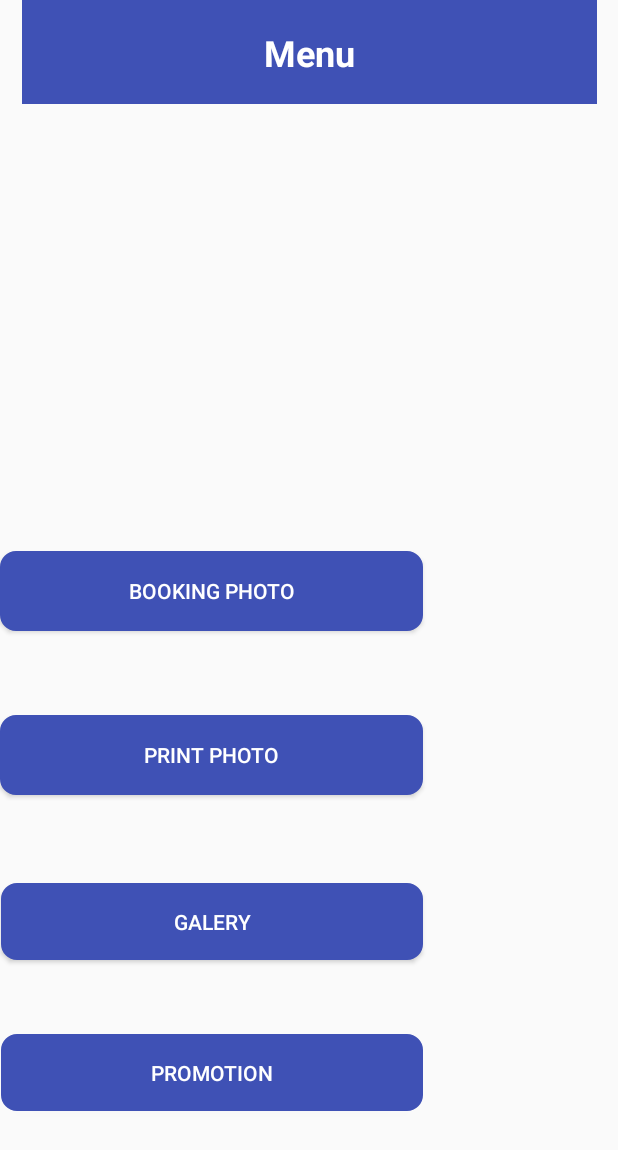
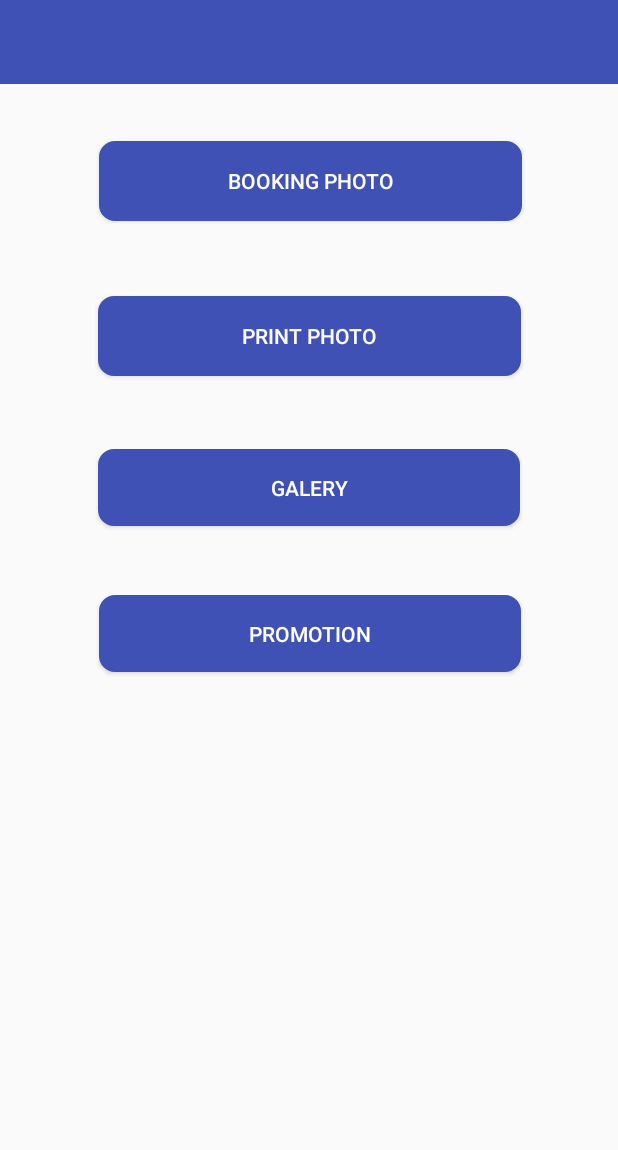
Before and after one commit to ahsanulmarom/MyStudio, an Android app: the layout activity_menu.xml on its own in the app's theme, with its tools: preview values and no code run, on a phone screen of 412 x 824 dp. Shown: the top 1150 px of the screen. Run offline under Robolectric (Android 15) with nearby library versions, the phone set to English and light mode, and no system bars.

Commit message:
menu edited

```diff
--- /dev/null
+++ b/app/src/main/res/drawable-v21/ic_menu_camera.xml
@@ -0,0 +1,12 @@
+<vector xmlns:android="http://schemas.android.com/apk/res/android"
+    android:width="24dp"
+    android:height="24dp"
+    android:viewportHeight="24.0"
+    android:viewportWidth="24.0">
+    <path
+        android:fillColor="#FF000000"
+        android:pathData="M12,12m-3.2,0a3.2,3.2 0,1 1,6.4 0a3.2,3.2 0,1 1,-6.4 0" />
+    <path
+        android:fillColor="#FF000000"
+        android:pathData="M9,2L7.17,4H4c-1.1,0 -2,0.9 -2,2v12c0,1.1 0.9,2 2,2h16c1.1,0 2,-0.9 2,-2V6c0,-1.1 -0.9,-2 -2,-2h-3.17L15,2H9zm3,15c-2.76,0 -5,-2.24 -5,-5s2.24,-5 5,-5 5,2.24 5,5 -2.24,5 -5,5z" />
+</vector>
--- /dev/null
+++ b/app/src/main/res/drawable-v21/ic_menu_gallery.xml
@@ -0,0 +1,9 @@
+<vector xmlns:android="http://schemas.android.com/apk/res/android"
+    android:width="24dp"
+    android:height="24dp"
+    android:viewportHeight="24.0"
+    android:viewportWidth="24.0">
+    <path
+        android:fillColor="#FF000000"
+        android:pathData="M22,16V4c0,-1.1 -0.9,-2 -2,-2H8c-1.1,0 -2,0.9 -2,2v12c0,1.1 0.9,2 2,2h12c1.1,0 2,-0.9 2,-2zm-11,-4l2.03,2.71L16,11l4,5H8l3,-4zM2,6v14c0,1.1 0.9,2 2,2h14v-2H4V6H2z" />
+</vector>
--- /dev/null
+++ b/app/src/main/res/drawable-v21/ic_menu_manage.xml
@@ -0,0 +1,9 @@
+<vector xmlns:android="http://schemas.android.com/apk/res/android"
+    android:width="24dp"
+    android:height="24dp"
+    android:viewportHeight="24.0"
+    android:viewportWidth="24.0">
+    <path
+        android:fillColor="#FF000000"
+        android:pathData="M22.7,19l-9.1,-9.1c0.9,-2.3 0.4,-5 -1.5,-6.9 -2,-2 -5,-2.4 -7.4,-1.3L9,6 6,9 1.6,4.7C0.4,7.1 0.9,10.1 2.9,12.1c1.9,1.9 4.6,2.4 6.9,1.5l9.1,9.1c0.4,0.4 1,0.4 1.4,0l2.3,-2.3c0.5,-0.4 0.5,-1.1 0.1,-1.4z" />
+</vector>
--- /dev/null
+++ b/app/src/main/res/drawable-v21/ic_menu_send.xml
@@ -0,0 +1,9 @@
+<vector xmlns:android="http://schemas.android.com/apk/res/android"
+    android:width="24dp"
+    android:height="24dp"
+    android:viewportHeight="24.0"
+    android:viewportWidth="24.0">
+    <path
+        android:fillColor="#FF000000"
+        android:pathData="M2.01,21L23,12 2.01,3 2,10l15,2 -15,2z" />
+</vector>
--- /dev/null
+++ b/app/src/main/res/drawable-v21/ic_menu_share.xml
@@ -0,0 +1,9 @@
+<vector xmlns:android="http://schemas.android.com/apk/res/android"
+    android:width="24dp"
+    android:height="24dp"
+    android:viewportHeight="24.0"
+    android:viewportWidth="24.0">
+    <path
+        android:fillColor="#FF000000"
+        android:pathData="M18,16.08c-0.76,0 -1.44,0.3 -1.96,0.77L8.91,12.7c0.05,-0.23 0.09,-0.46 0.09,-0.7s-0.04,-0.47 -0.09,-0.7l7.05,-4.11c0.54,0.5 1.25,0.81 2.04,0.81 1.66,0 3,-1.34 3,-3s-1.34,-3 -3,-3 -3,1.34 -3,3c0,0.24 0.04,0.47 0.09,0.7L8.04,9.81C7.5,9.31 6.79,9 6,9c-1.66,0 -3,1.34 -3,3s1.34,3 3,3c0.79,0 1.5,-0.31 2.04,-0.81l7.12,4.16c-0.05,0.21 -0.08,0.43 -0.08,0.65 0,1.61 1.31,2.92 2.92,2.92 1.61,0 2.92,-1.31 2.92,-2.92s-1.31,-2.92 -2.92,-2.92z" />
+</vector>
--- a/app/src/main/res/layout/activity_menu.xml
+++ b/app/src/main/res/layout/activity_menu.xml
@@ -1,10 +1,22 @@
-<?xml version="1.0" encoding="utf-8"?>
-<android.support.constraint.ConstraintLayout xmlns:android="http://schemas.android.com/apk/res/android"
+<android.support.v4.widget.DrawerLayout
+    xmlns:android="http://schemas.android.com/apk/res/android"
     xmlns:app="http://schemas.android.com/apk/res-auto"
     xmlns:tools="http://schemas.android.com/tools"
+    android:id="@+id/drawer"
     android:layout_width="match_parent"
-    android:layout_height="match_parent" >
+    android:layout_height="match_parent"
+    android:fitsSystemWindows="true"
+    tools:context=".Menu">
 
+    <RelativeLayout
+        android:layout_width="match_parent"
+        android:layout_height="match_parent"
+        android:measureWithLargestChild="false"
+        android:orientation="vertical">
+
+        <include
+            android:id="@+id/toolbar"
+            layout="@layout/layout_toolbar" />
         <Button
             android:id="@+id/menu_galery"
             android:layout_width="281dp"
@@ -22,17 +34,15 @@
             app:layout_constraintHorizontal_bias="1.0"
             tools:layout_constraintLeft_creator="1"
             tools:layout_constraintTop_creator="1"
-        android:layout_marginTop="8dp"
-        android:layout_marginBottom="184dp"
-        app:layout_constraintTop_toBottomOf="@+id/login_btnLogin" />
+            app:layout_constraintTop_toBottomOf="@+id/menu_print"
+            android:layout_marginTop="102dp"
+            android:layout_alignTop="@+id/menu_print"
+            android:layout_centerHorizontal="true" />
 
         <Button
             android:id="@+id/menu_booking"
             android:layout_width="282dp"
             android:layout_height="53dp"
-        android:layout_marginBottom="403dp"
-        android:layout_marginEnd="48dp"
-        android:layout_marginStart="48dp"
             android:background="@drawable/roundbtn"
             android:backgroundTint="@color/colorPrimary"
             android:text="Booking Photo"
@@ -42,7 +52,10 @@
             tools:layout_constraintLeft_creator="1"
             tools:layout_constraintRight_creator="1"
             tools:layout_constraintTop_creator="1"
-        tools:layout_editor_absoluteX="51dp" />
+            tools:layout_editor_absoluteX="51dp"
+            android:layout_marginTop="38dp"
+            android:layout_below="@+id/toolbar"
+            android:layout_alignStart="@+id/menu_promotion" />
 
         <Button
             android:id="@+id/menu_promotion"
@@ -61,17 +74,15 @@
             app:layout_constraintHorizontal_bias="1.0"
             tools:layout_constraintLeft_creator="1"
             tools:layout_constraintTop_creator="1"
-        android:layout_marginTop="8dp"
-        android:layout_marginBottom="73dp"
-        app:layout_constraintTop_toBottomOf="@+id/menu_galery" />
+            app:layout_constraintTop_toBottomOf="@+id/menu_galery"
+            android:layout_marginTop="46dp"
+            android:layout_below="@+id/menu_galery"
+            android:layout_alignEnd="@+id/menu_print" />
 
         <Button
             android:id="@+id/menu_print"
             android:layout_width="282dp"
             android:layout_height="53dp"
-        android:layout_marginBottom="294dp"
-        android:layout_marginEnd="48dp"
-        android:layout_marginStart="48dp"
             android:background="@drawable/roundbtn"
             android:backgroundTint="@color/colorPrimary"
             android:text="Print Photo"
@@ -81,41 +92,18 @@
             tools:layout_constraintLeft_creator="1"
             tools:layout_constraintRight_creator="1"
             tools:layout_constraintTop_creator="1"
-        tools:layout_editor_absoluteX="51dp" />
+            tools:layout_editor_absoluteX="51dp"
+            android:layout_marginTop="103dp"
+            android:layout_alignTop="@+id/menu_booking"
+            android:layout_alignStart="@+id/menu_galery" />
 
-    <android.support.v7.widget.Toolbar
-        android:id="@+id/toolbar2"
-        android:layout_width="383dp"
-        android:layout_height="69dp"
-        android:background="?attr/colorPrimary"
-        android:minHeight="?attr/actionBarSize"
-        android:theme="?attr/actionBarTheme"
-        app:layout_constraintTop_toTopOf="parent"
-        android:layout_marginTop="0dp"
-        android:layout_marginLeft="0dp"
-        app:layout_constraintLeft_toLeftOf="parent"
-        android:layout_marginRight="0dp"
-        app:layout_constraintRight_toRightOf="parent"
+    </RelativeLayout>
 
-
-        />
-
-    <TextView
-        android:id="@+id/textView7"
+    <android.support.design.widget.NavigationView
+        android:id="@+id/navigation_view"
         android:layout_width="wrap_content"
-        android:layout_height="wrap_content"
-        android:layout_marginBottom="8dp"
-        android:layout_marginLeft="8dp"
-        android:layout_marginRight="8dp"
-        android:layout_marginTop="8dp"
-        android:text="Menu"
-        android:textColor="@android:color/white"
-        android:textSize="24sp"
-        android:textStyle="bold"
-        app:layout_constraintBottom_toBottomOf="@+id/toolbar2"
-        app:layout_constraintLeft_toLeftOf="@+id/toolbar2"
-        app:layout_constraintRight_toRightOf="@+id/toolbar2"
-        app:layout_constraintTop_toTopOf="@+id/toolbar2" />
-
-
-</android.support.constraint.ConstraintLayout>
+        android:layout_height="match_parent"
+        android:layout_gravity="start"
+        app:headerLayout="@layout/layout_header"
+        app:menu="@menu/item_navigation" />
+    </android.support.v4.widget.DrawerLayout>
--- /dev/null
+++ b/app/src/main/res/layout/layout_toolbar.xml
@@ -0,0 +1,8 @@
+<?xml version="1.0" encoding="utf-8"?>
+<android.support.v7.widget.Toolbar
+    xmlns:android="http://schemas.android.com/apk/res/android"
+    android:layout_width="match_parent"
+    android:layout_height="wrap_content"
+    android:background="@color/colorPrimary"
+    android:theme="@style/ThemeOverlay.AppCompat">
+    </android.support.v7.widget.Toolbar>
--- /dev/null
+++ b/app/src/main/res/menu/item_navigation.xml
@@ -0,0 +1,37 @@
+<?xml version="1.0" encoding="utf-8"?>
+<menu xmlns:android="http://schemas.android.com/apk/res/android">
+    <group android:checkableBehavior="all">
+        <item
+            android:id="@+id/navigation1"
+            android:checked="false"
+            android:icon="@drawable/ic_menu_camera"
+            android:title="@string/navigation_view_item_1" />
+        <item
+            android:id="@+id/navigation2"
+            android:checked="false"
+            android:icon="@drawable/ic_menu_gallery"
+            android:title="@string/navigation_view_item_2" />
+        <item
+            android:id="@+id/navigation3"
+            android:checked="false"
+            android:icon="@drawable/ic_menu_send"
+            android:title="@string/navigation_view_item_3" />
+    </group>
+
+    <item
+        android:id="@+id/navigasi_kategori_2"
+        android:title="@string/navigasi_kategori_2" >
+    <menu>
+        <item
+            android:id="@+id/navigation4"
+            android:checked="false"
+            android:icon="@drawable/ic_menu_manage"
+            android:title="@string/navigation_view_item_4" />
+        <item
+            android:id="@+id/navigation5"
+            android:checked="false"
+            android:icon="@drawable/ic_menu_share"
+            android:title="@string/navigation_view_item_5" />
+    </menu>
+    </item>
+    </menu>
--- a/app/src/main/res/values/dimens.xml
+++ b/app/src/main/res/values/dimens.xml
@@ -2,4 +2,7 @@
     <!-- Default screen margins, per the Android Design guidelines. -->
     <dimen name="activity_horizontal_margin">16dp</dimen>
     <dimen name="activity_vertical_margin">16dp</dimen>
+    <dimen name="nav_header_vertical_spacing">16dp</dimen>
+    <dimen name="nav_header_height">160dp</dimen>
+    <dimen name="fab_margin">16dp</dimen>
 </resources>
--- /dev/null
+++ b/app/src/main/res/values/drawables.xml
@@ -0,0 +1,8 @@
+<resources xmlns:android="http://schemas.android.com/apk/res/android">
+    <item name="ic_menu_camera" type="drawable">@android:drawable/ic_menu_camera</item>
+    <item name="ic_menu_gallery" type="drawable">@android:drawable/ic_menu_gallery</item>
+    <item name="ic_menu_slideshow" type="drawable">@android:drawable/ic_menu_slideshow</item>
+    <item name="ic_menu_manage" type="drawable">@android:drawable/ic_menu_manage</item>
+    <item name="ic_menu_share" type="drawable">@android:drawable/ic_menu_share</item>
+    <item name="ic_menu_send" type="drawable">@android:drawable/ic_menu_send</item>
+</resources>
--- a/app/src/main/res/values/strings.xml
+++ b/app/src/main/res/values/strings.xml
@@ -14,4 +14,18 @@
     <string name="permission_rationale">"Contacts permissions are needed for providing email
         completions."
     </string>
+    <string name="title_activity_menu">activity_menu</string>
+
+    <string name="navigation_drawer_open">Open navigation drawer</string>
+    <string name="navigation_drawer_close">Close navigation drawer</string>
+
+    <string name="action_settings">Settings</string>
+            <string name="openDrawer">Drawer dibuka</string>
+            <string name="closeDrawer">Drawer ditutup</string>
+                <string name="navigation_view_item_1">Beranda</string>
+                <string name="navigation_view_item_2">Profil</string>
+                <string name="navigation_view_item_3">Daftar</string>
+            <string name="navigasi_kategori_2">Sub Item Navigasi</string>
+            <string name="navigation_view_item_4">Settings</string>
+            <string name="navigation_view_item_5">About</string>
 </resources>
```
Also changed, not shown: app/build.gradle (+14 -1 lines), app/src/main/AndroidManifest.xml (+6 -2 lines), app/src/main/java/com/user/mystudio/Menu.java (+78 -4 lines), app/src/main/res/drawable-v21/ic_menu_slideshow.xml (added, +9 -0 lines), app/src/main/res/drawable/side_nav_bar.xml (added, +9 -0 lines), app/src/main/res/layout/layout_header.xml (added, +47 -0 lines). Lines whose indentation alone changed are shown as unchanged.
